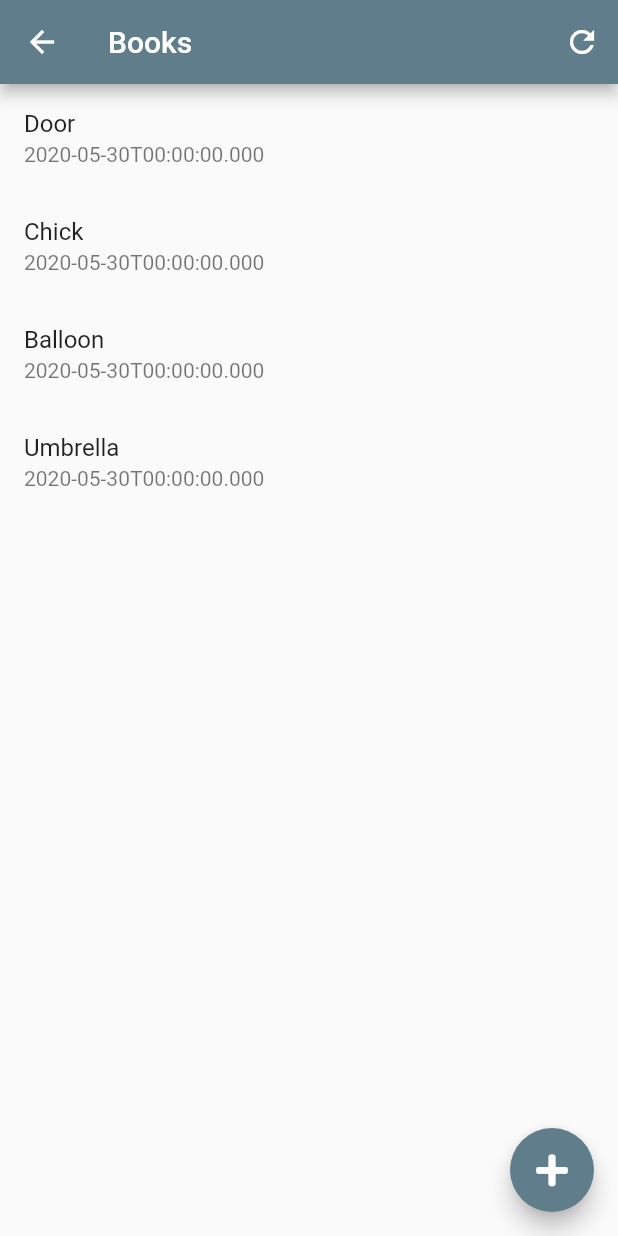
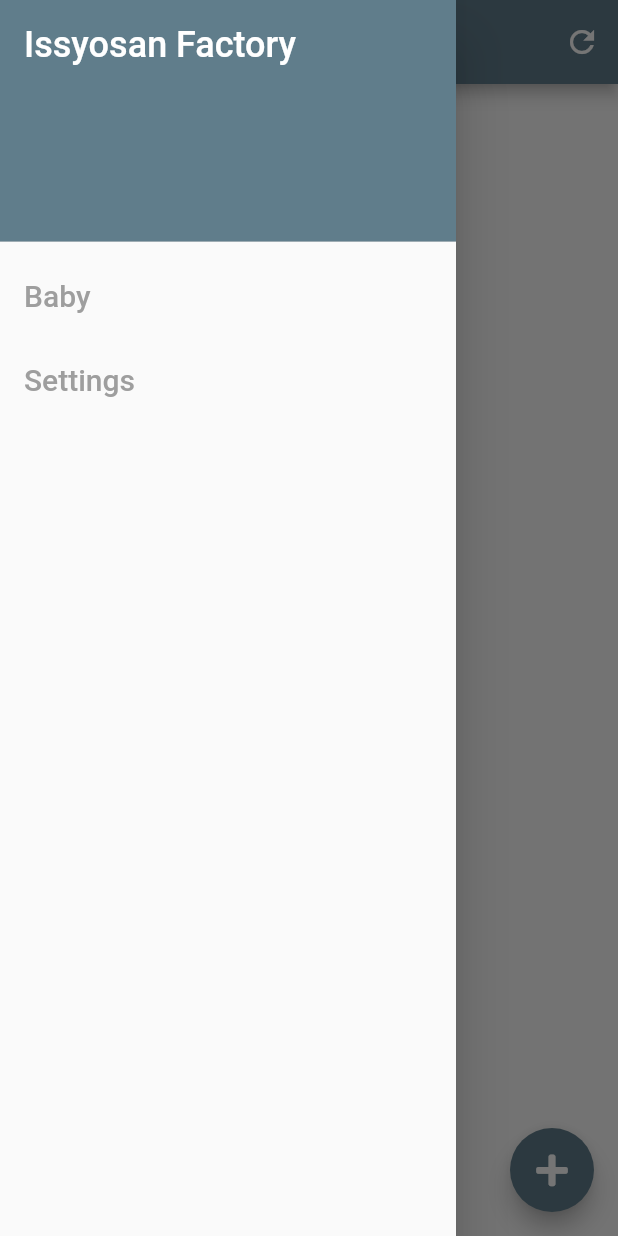
Before and after one commit to pinkikki/issyosan_factory, a Flutter app: the BooksPage screen opened by its route, with the side drawer open (before the commit the screen has no drawer), on a phone screen of 412 x 824 dp. Run offline on Flutter 3.47's test engine with Material 2 defaults, Android fonts, the phone set to English and light mode, and no system bars; our stand-ins replace font_awesome_flutter, get_it, shared_preferences; accounts and stored records are empty.

Commit message:
add settings

```diff
--- /dev/null
+++ b/lib/domains/settings/settings.dart
@@ -0,0 +1,8 @@
+import 'package:flutter/cupertino.dart';
+
+class Settings {
+  Settings(this.id, {@required this.isNotifiable});
+
+  int id;
+  bool isNotifiable;
+}
--- /dev/null
+++ b/lib/domains/settings/settings_repository.dart
@@ -0,0 +1,6 @@
+import 'package:issyosan_factory/domains/settings/settings.dart';
+
+abstract class SettingsRepository {
+  Future<Settings> get();
+  Future<void> set(Settings settings);
+}
--- /dev/null
+++ b/lib/infra/settings_client.dart
@@ -0,0 +1,19 @@
+import 'package:issyosan_factory/domains/settings/settings.dart';
+import 'package:issyosan_factory/domains/settings/settings_repository.dart';
+import 'package:shared_preferences/shared_preferences.dart';
+
+class SettingsClient implements SettingsRepository {
+  @override
+  Future<Settings> get() async {
+    final prefs = await SharedPreferences.getInstance();
+    final isNotifiable =
+        prefs.containsKey('isNotifiable') && prefs.getBool('isNotifiable');
+    return Settings(1, isNotifiable: isNotifiable);
+  }
+
+  @override
+  Future<void> set(Settings settings) async {
+    final prefs = await SharedPreferences.getInstance();
+    await prefs.setBool('isNotifiable', settings.isNotifiable);
+  }
+}
--- a/lib/locator.dart
+++ b/lib/locator.dart
@@ -1,7 +1,9 @@
 import 'package:get_it/get_it.dart';
+import 'package:issyosan_factory/infra/settings_client.dart';
 import 'package:issyosan_factory/services/navigation_service.dart';
 
 import 'domains/baby/book_repository.dart';
+import 'domains/settings/settings_repository.dart';
 import 'infra/book_client.dart';
 
 GetIt locator = GetIt.instance;
@@ -9,5 +11,6 @@ GetIt locator = GetIt.instance;
 void setupLocator() {
   locator
     ..registerLazySingleton<BookRepository>(() => BookClient())
+    ..registerLazySingleton<SettingsRepository>(() => SettingsClient())
     ..registerLazySingleton<NavigationService>(() => NavigationService());
 }
--- a/lib/main.dart
+++ b/lib/main.dart
@@ -2,6 +2,7 @@ import 'package:flutter/material.dart';
 import 'package:issyosan_factory/router.dart';
 import 'package:issyosan_factory/services/navigation_service.dart';
 import 'package:issyosan_factory/ui/viewmodels/baby.dart';
+import 'package:issyosan_factory/ui/viewmodels/settings.dart';
 import 'package:issyosan_factory/ui/widget/text.dart';
 import 'package:provider/provider.dart';
 
@@ -10,7 +11,10 @@ import 'locator.dart';
 void main() {
   setupLocator();
   runApp(MultiProvider(
-    providers: [ChangeNotifierProvider(create: (context) => BabyViewModel())],
+    providers: [
+      ChangeNotifierProvider(create: (context) => BabyViewModel()),
+      ChangeNotifierProvider(create: (context) => SettingsViewModel())
+    ],
     child: MyApp(),
   ));
 }
--- a/lib/router.dart
+++ b/lib/router.dart
@@ -3,6 +3,7 @@ import 'package:issyosan_factory/ui/views/auth/login.dart';
 import 'package:issyosan_factory/ui/views/baby/detail.dart';
 import 'package:issyosan_factory/ui/views/baby/list.dart';
 import 'package:issyosan_factory/ui/views/baby/registration.dart';
+import 'package:issyosan_factory/ui/views/settings/settings.dart';
 
 class Router {
   static Route generateRoute(RouteSettings settings) {
@@ -27,6 +28,11 @@ class Router {
           routeName: settings.name,
           viewToShow: const BookRegistrationPage(),
         );
+      case 'settings':
+        return _getPageRoute(
+          routeName: settings.name,
+          viewToShow: const SettingsPage(),
+        );
       default:
         return MaterialPageRoute<void>(
             builder: (_) => const Scaffold(
--- /dev/null
+++ b/lib/ui/viewmodels/settings.dart
@@ -0,0 +1,24 @@
+import 'package:flutter/cupertino.dart';
+import 'package:issyosan_factory/domains/settings/settings.dart';
+import 'package:issyosan_factory/domains/settings/settings_repository.dart';
+import 'package:issyosan_factory/locator.dart';
+
+class SettingsViewModel extends ChangeNotifier {
+  final SettingsRepository repo = locator.get<SettingsRepository>();
+
+  bool _isNotifiable = false;
+
+  bool get isNotifiable => _isNotifiable;
+
+  Future<void> init() async {
+    final settings = await repo.get();
+    _isNotifiable = settings.isNotifiable;
+    notifyListeners();
+  }
+
+  Future<void> change() async {
+    _isNotifiable = !_isNotifiable;
+    await repo.set(Settings(1, isNotifiable: _isNotifiable));
+    notifyListeners();
+  }
+}
--- a/lib/ui/views/baby/list.dart
+++ b/lib/ui/views/baby/list.dart
@@ -3,6 +3,7 @@ import 'package:flutter/material.dart';
 import 'package:font_awesome_flutter/font_awesome_flutter.dart';
 import 'package:issyosan_factory/services/navigation_service.dart';
 import 'package:issyosan_factory/ui/viewmodels/baby.dart';
+import 'package:issyosan_factory/ui/widget/drawer.dart';
 import 'package:provider/provider.dart';
 
 import '../../../locator.dart';
@@ -27,6 +28,7 @@ class _BooksPageState extends State<BooksPage> {
   Widget build(BuildContext context) {
     return Scaffold(
       appBar: _buildAppBar(context),
+      drawer: AppDrawer(),
       body: _buildBody(context),
       floatingActionButton: _buildFloatingActionButton(),
     );
--- /dev/null
+++ b/lib/ui/widget/drawer.dart
@@ -0,0 +1,44 @@
+import 'package:flutter/cupertino.dart';
+import 'package:flutter/material.dart';
+import 'package:issyosan_factory/services/navigation_service.dart';
+import 'package:issyosan_factory/ui/widget/text.dart';
+
+import '../../locator.dart';
+
+class AppDrawer extends StatelessWidget {
+  final _navigationService = locator.get<NavigationService>();
+
+  @override
+  Widget build(BuildContext context) {
+    return Drawer(
+      child: ListView(
+        children: <Widget>[
+          DrawerHeader(
+            child: const Text(
+              'Issyosan Factory',
+              style: TextStyle(
+                fontSize: 24,
+                color: Colors.white,
+              ),
+            ),
+            decoration: BoxDecoration(
+              color: Theme.of(context).primaryColor,
+            ),
+          ),
+          ListTile(
+            title: const MenuText('Baby'),
+            onTap: () {
+              _navigationService.navigateTo('books');
+            },
+          ),
+          ListTile(
+            title: const MenuText('Settings'),
+            onTap: () {
+              _navigationService.navigateTo('settings');
+            },
+          ),
+        ],
+      ),
+    );
+  }
+}
```
Also changed, not shown: lib/ui/views/baby/detail.dart (+0 -17 lines), lib/ui/views/settings/settings.dart (added, +68 -0 lines).
